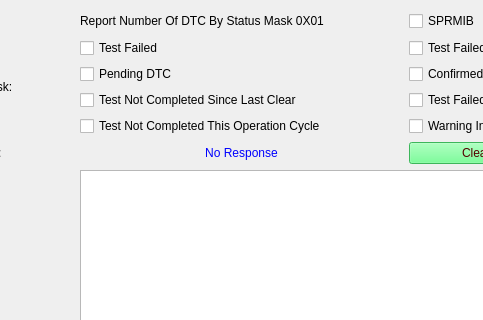
This is SID_19_01.ui in VicharaVandana/ProxiCan as Qt 5 draws it before an edit; both pictures show x 95 to 578 and y 0 to 320 of the 837 by 627 pixel window. The edited form follows.
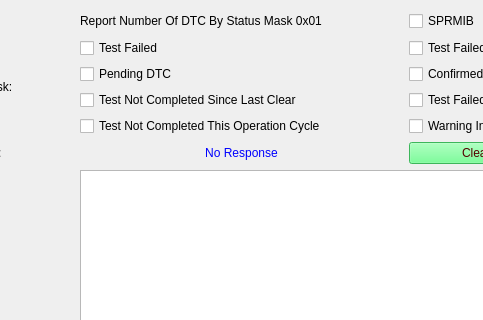
This is the edited form.

The edit to the form file:
```diff
--- a/SID_19_01.ui
+++ b/SID_19_01.ui
@@ -224,7 +224,7 @@
     <item row="0" column="1" colspan="2">
      <widget class="QLabel" name="subFunction_Name">
       <property name="text">
-       <string>Report Number Of DTC By Status Mask 0X01 </string>
+       <string>Report Number Of DTC By Status Mask 0x01 </string>
       </property>
      </widget>
     </item>
```
Left out of the diff: 2 changed lines with no effect on the pictures.
